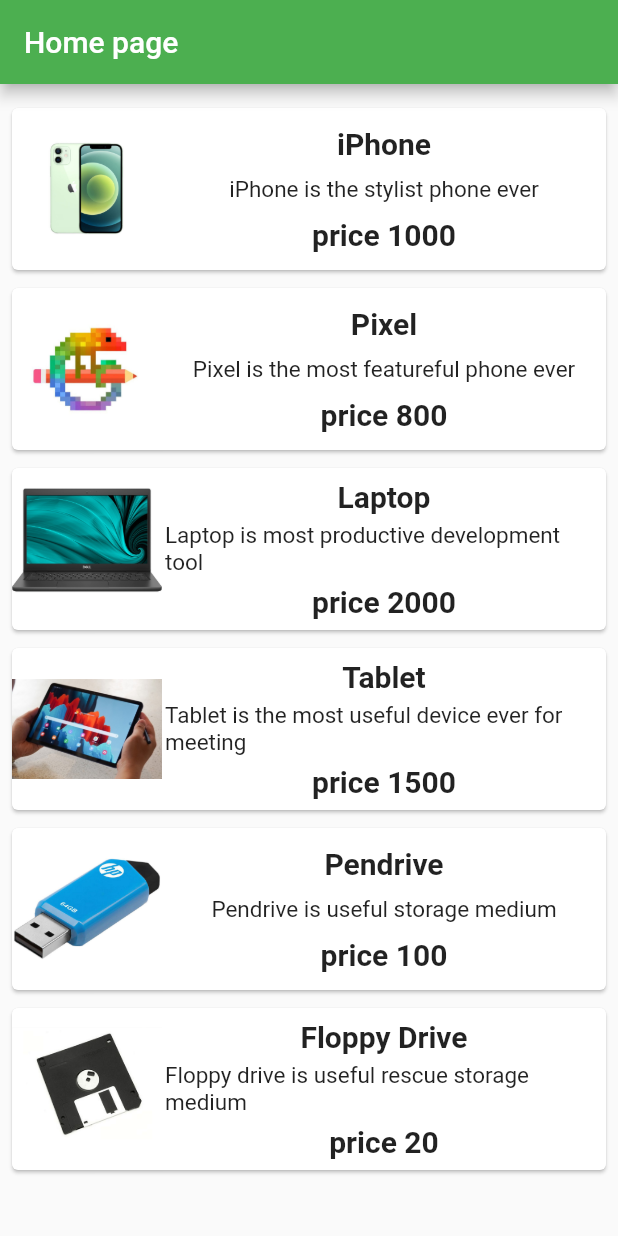
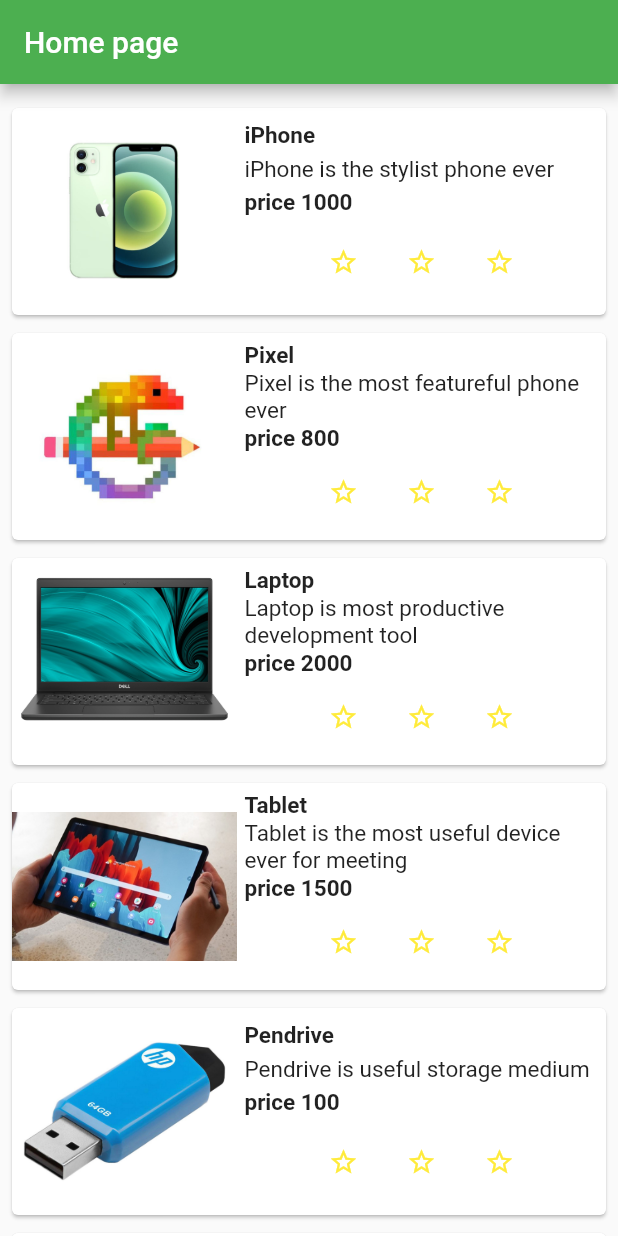
Before and after one commit to vanh2604/learn-flutter, a Flutter app: the screen it shows after launch, on a phone screen of 412 x 824 dp. Run offline on Flutter 3.47's test engine with Material 2 defaults, Android fonts, the phone set to English and light mode, and no system bars.

```diff
--- a/lib/main.dart
+++ b/lib/main.dart
@@ -33,22 +33,23 @@ class ProductBox extends StatelessWidget {
   Widget build(BuildContext context) {
     return Container(
       padding: const EdgeInsets.all(2),
-      height: 120,
+      height: 150,
       child: Card(
           child: Row(
         mainAxisAlignment: MainAxisAlignment.spaceEvenly,
         children: [
-          Image.asset("assets/appimages/" + image, width: 100, height: 100),
+          Image.asset("assets/appimages/" + image, width: 150, height: 150),
           Expanded(
               child: Container(
-            padding: const EdgeInsets.all(2),
+            padding: const EdgeInsets.all(5),
             child: Column(
               mainAxisAlignment: MainAxisAlignment.spaceEvenly,
+              crossAxisAlignment: CrossAxisAlignment.start,
               children: [
                 Text(
                   name,
                   style: const TextStyle(
-                      fontSize: 20, fontWeight: FontWeight.bold),
+                      fontSize: 15, fontWeight: FontWeight.bold),
                 ),
                 Text(
                   description,
@@ -57,13 +58,93 @@ class ProductBox extends StatelessWidget {
                 Text(
                   "price ${price.toString()}",
                   style: const TextStyle(
-                      fontSize: 20, fontWeight: FontWeight.bold),
-                )
+                      fontSize: 15, fontWeight: FontWeight.bold),
+                ),
+                const RatingBox(),
               ],
             ),
           ))
         ],
       )),
+    );
+  }
+}
+
+class RatingBox extends StatefulWidget {
+  const RatingBox({Key? key}) : super(key: key);
+
+  @override
+  _RatingBoxState createState() => _RatingBoxState();
+}
+
+class _RatingBoxState extends State<RatingBox> {
+  int _rating = 0;
+  void _setRatingAsOne() {
+    setState(() {
+      _rating = 1;
+    });
+  }
+
+  void _setRatingAsTwo() {
+    setState(() {
+      _rating = 2;
+    });
+  }
+
+  void _setRatingAsThree() {
+    setState(() {
+      _rating = 3;
+    });
+  }
+
+  @override
+  Widget build(BuildContext context) {
+    double _size = 20;
+
+    return Row(
+      mainAxisAlignment: MainAxisAlignment.center,
+      crossAxisAlignment: CrossAxisAlignment.center,
+      children: [
+        Container(
+          padding: const EdgeInsets.all(2),
+          child: IconButton(
+            icon: (_rating >= 1
+                ? Icon(Icons.star, size: _size)
+                : Icon(Icons.star_border, size: _size)),
+            onPressed: () {
+              _setRatingAsOne();
+            },
+            iconSize: _size,
+            color: Colors.yellow[500],
+          ),
+        ),
+        Container(
+          padding: const EdgeInsets.all(2),
+          child: IconButton(
+            icon: (_rating >= 2
+                ? Icon(Icons.star, size: _size)
+                : Icon(Icons.star_border, size: _size)),
+            onPressed: () {
+              _setRatingAsTwo();
+            },
+            iconSize: _size,
+            color: Colors.yellow[500],
+          ),
+        ),
+        Container(
+          padding: const EdgeInsets.all(2),
+          child: IconButton(
+            icon: (_rating >= 3
+                ? Icon(Icons.star, size: _size)
+                : Icon(Icons.star_border, size: _size)),
+            onPressed: () {
+              _setRatingAsThree();
+            },
+            iconSize: _size,
+            color: Colors.yellow[500],
+          ),
+        )
+      ],
     );
   }
 }
```
